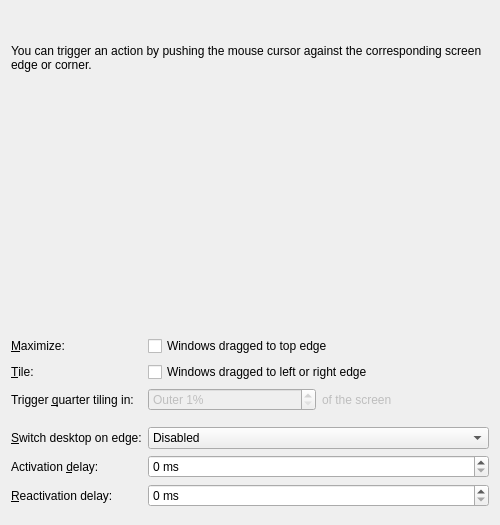
The window that src/kcmkwin/kwinscreenedges/main.ui (KDE/kwin) describes before a commit, drawn with Qt 5.
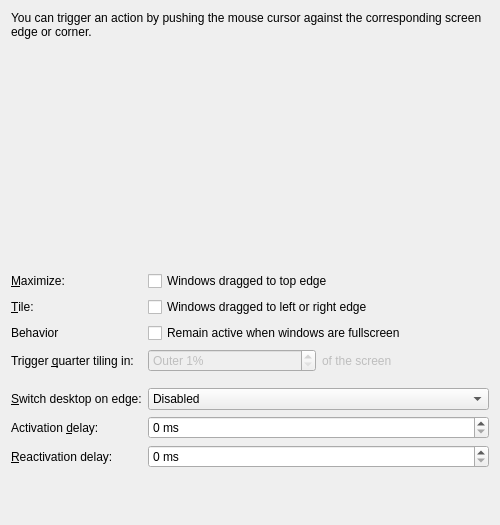
The same window after the commit. Custom widgets are drawn as their Qt base class.

Commit message:
Inhibit edges when the active window is full screen by default
At the moment we trigger the edges even when the active window is full
screen which is unfortunate when running certain games, for example when
you're attacking the village at the north-east in Age of Empires and you
have the Overview effect on.

This changes the default to inhibit them (like we used to just do for
sides but not corners for some reason) and adds a checkbox to restore
them even in that case.

The edit to the form file:
```diff
--- a/src/kcmkwin/kwinscreenedges/main.ui
+++ b/src/kcmkwin/kwinscreenedges/main.ui
@@ -96,6 +96,20 @@
       </widget>
      </item>
      <item row="2" column="0">
+      <widget class="QLabel" name="label">
+       <property name="text">
+        <string>Behavior</string>
+       </property>
+      </widget>
+     </item>
+     <item row="2" column="1">
+      <widget class="QCheckBox" name="remainActiveOnFullscreen">
+       <property name="text">
+        <string>Remain active when windows are fullscreen</string>
+       </property>
+      </widget>
+     </item>
+     <item row="3" column="0">
       <widget class="QLabel" name="electricBorderCornerRatioLabel">
        <property name="text">
         <string>Trigger &amp;quarter tiling in:</string>
@@ -105,7 +119,7 @@
        </property>
       </widget>
      </item>
-     <item row="2" column="1">
+     <item row="3" column="1">
       <layout class="QHBoxLayout" name="horizontalLayout">
        <item>
         <widget class="QSpinBox" name="electricBorderCornerRatioSpin">
@@ -138,7 +152,23 @@
        </item>
       </layout>
      </item>
-     <item row="4" column="0">
+     <item row="4" column="1">
+      <spacer name="verticalSpacer_1">
+       <property name="orientation">
+        <enum>Qt::Vertical</enum>
+       </property>
+       <property name="sizeType">
+        <enum>QSizePolicy::Fixed</enum>
+       </property>
+       <property name="sizeHint" stdset="0">
+        <size>
+         <width>20</width>
+         <height>4</height>
+        </size>
+       </property>
+      </spacer>
+     </item>
+     <item row="5" column="0">
       <widget class="QLabel" name="desktopSwitchLabel">
        <property name="toolTip">
         <string>Change desktop when the mouse cursor is pushed against the edge of the screen</string>
@@ -151,7 +181,7 @@
        </property>
       </widget>
      </item>
-     <item row="4" column="1">
+     <item row="5" column="1">
       <widget class="QComboBox" name="kcfg_ElectricBorders">
        <item>
         <property name="text">
@@ -170,7 +200,7 @@
        </item>
       </widget>
      </item>
-     <item row="5" column="0">
+     <item row="6" column="0">
       <widget class="QLabel" name="activationDelayLabel">
        <property name="toolTip">
         <string>Amount of time required for the mouse cursor to be pushed against the edge of the screen before the action is triggered</string>
@@ -183,7 +213,7 @@
        </property>
       </widget>
      </item>
-     <item row="5" column="1">
+     <item row="6" column="1">
       <widget class="QSpinBox" name="kcfg_ElectricBorderDelay">
        <property name="suffix">
         <string> ms</string>
@@ -199,7 +229,7 @@
        </property>
       </widget>
      </item>
-     <item row="6" column="0">
+     <item row="7" column="0">
       <widget class="QLabel" name="triggerCooldownLabel">
        <property name="enabled">
         <bool>true</bool>
@@ -215,7 +245,7 @@
        </property>
       </widget>
      </item>
-     <item row="6" column="1">
+     <item row="7" column="1">
       <widget class="QSpinBox" name="kcfg_ElectricBorderCooldown">
        <property name="enabled">
         <bool>true</bool>
@@ -234,22 +264,6 @@
        </property>
       </widget>
      </item>
-     <item row="3" column="1">
-      <spacer name="verticalSpacer_1">
-       <property name="orientation">
-        <enum>Qt::Vertical</enum>
-       </property>
-       <property name="sizeType">
-        <enum>QSizePolicy::Fixed</enum>
-       </property>
-       <property name="sizeHint" stdset="0">
-        <size>
-         <width>20</width>
-         <height>4</height>
-        </size>
-       </property>
-      </spacer>
-     </item>
     </layout>
    </item>
    <item>
@@ -260,6 +274,12 @@
      <property name="sizeType">
       <enum>QSizePolicy::Expanding</enum>
      </property>
+     <property name="sizeHint" stdset="0">
+      <size>
+       <width>0</width>
+       <height>0</height>
+      </size>
+     </property>
     </spacer>
    </item>
   </layout>
```
The commit also changes 7 other files.
